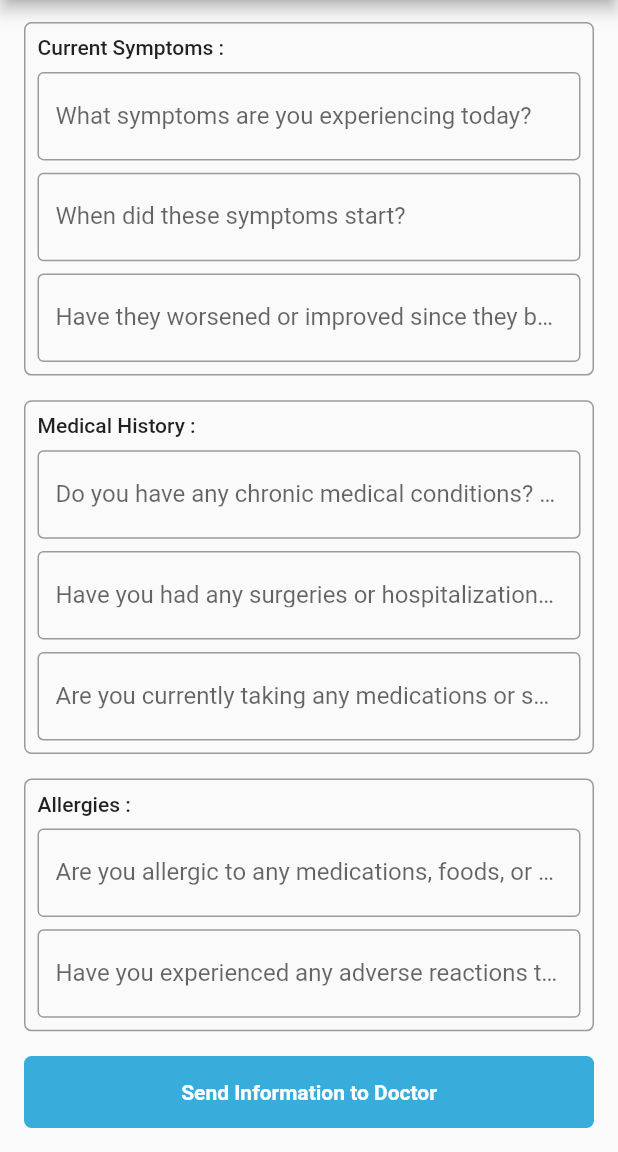
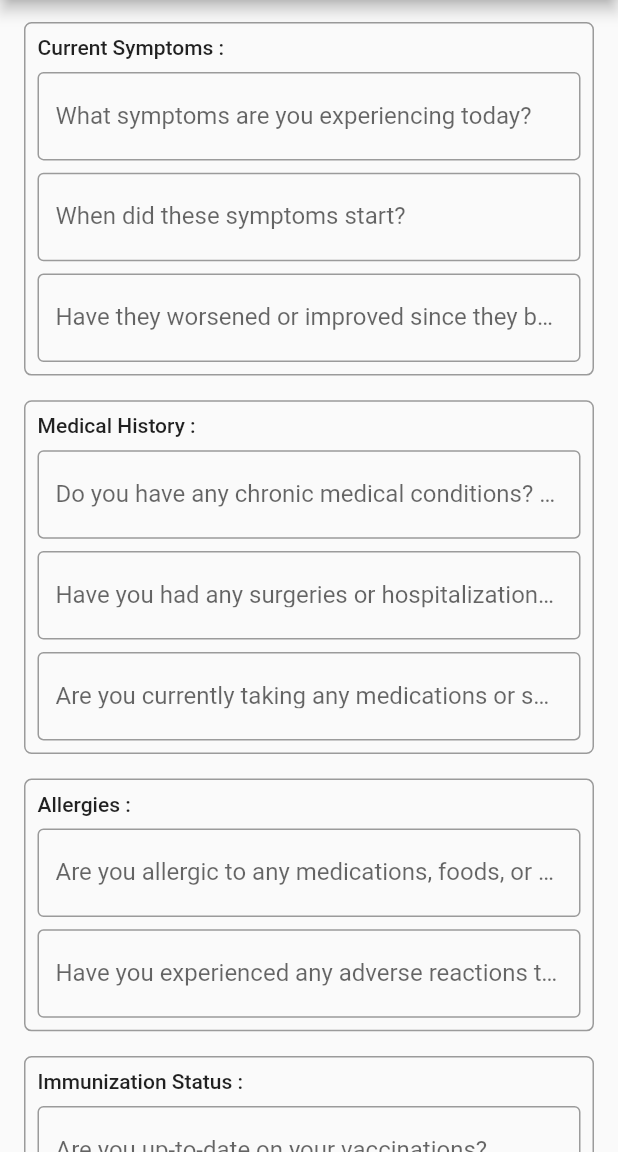
Before and after one commit to Emon526/vaion, a Flutter app: the screen it shows after launch, scrolled down 388 dp, on a phone screen of 412 x 824 dp, the part 84-1236 px from its top. Run offline on Flutter 3.47's test engine with Material 2 defaults, Android fonts, the phone set to English and light mode, and no system bars; our stand-ins replace flutter_native_splash, form_field_validator, syncfusion_flutter_datepicker.

Commit message:
Immunization Status added

```diff
--- a/lib/providers/infoprovider.dart
+++ b/lib/providers/infoprovider.dart
@@ -11,6 +11,8 @@ class InfoProvider extends ChangeNotifier {
   get medicalHistoryFormKey => _medicalHistoryFormKey;
   final _allergiesFormKey = GlobalKey<FormState>();
   get allergiesFormKey => _allergiesFormKey;
+  final _immunizationstatusFormKey = GlobalKey<FormState>();
+  get immunizationstatusFormKey => _immunizationstatusFormKey;
   String _patientName = '';
   get patientName => _patientName;
   set patientName(value) {
@@ -101,4 +103,18 @@ class InfoProvider extends ChangeNotifier {
     _allergiesQ2 = value;
     notifyListeners();
   }
+
+  String _immunizationstatusQ1 = '';
+  get immunizationstatusQ1 => _immunizationstatusQ1;
+  set immunizationstatusQ1(value) {
+    _immunizationstatusQ1 = value;
+    notifyListeners();
+  }
+
+  String _immunizationstatusQ2 = '';
+  get immunizationstatusQ2 => _immunizationstatusQ2;
+  set immunizationstatusQ2(value) {
+    _immunizationstatusQ2 = value;
+    notifyListeners();
+  }
 }
--- a/lib/screens/homescreen.dart
+++ b/lib/screens/homescreen.dart
@@ -8,6 +8,7 @@ import '../providers/infoprovider.dart';
 import '../utils/utils.dart';
 import '../widgets/currentsymptomswidget.dart';
 import '../widgets/cutombutton.dart';
+import '../widgets/immunizationstatuswidget.dart';
 import '../widgets/personalinfowidget.dart';
 import '../widgets/senddoctorwidget.dart';
 
@@ -47,6 +48,8 @@ class HomeScreen extends StatelessWidget {
                   SizedBox(height: size.height * 0.02),
                   const AllergiesWidget(),
                   SizedBox(height: size.height * 0.02),
+                  const ImmunizationStatusWidget(),
+                  SizedBox(height: size.height * 0.02),
                   CustomButton(
                       ontap: () {
                         if (value.patientFormKey.currentState!.validate() &&
--- /dev/null
+++ b/lib/widgets/immunizationstatuswidget.dart
@@ -0,0 +1,55 @@
+import 'package:flutter/material.dart';
+import 'package:form_field_validator/form_field_validator.dart';
+import 'package:provider/provider.dart';
+
+import '../providers/infoprovider.dart';
+import 'custominputwidget.dart';
+import 'infocardwidget.dart';
+
+class ImmunizationStatusWidget extends StatelessWidget {
+  const ImmunizationStatusWidget({super.key});
+
+  @override
+  Widget build(BuildContext context) {
+    final size = MediaQuery.of(context).size;
+    final question1 = TextEditingController();
+    final question2 = TextEditingController();
+
+    return Consumer<InfoProvider>(
+      builder: (BuildContext context, InfoProvider value, Widget? child) =>
+          Form(
+        key: value.immunizationstatusFormKey,
+        child: InfoCardWidget(
+          cardname: 'Immunization Status :',
+          child: Column(
+            children: [
+              InputWidget(
+                textEditingController: question1,
+                labelText: 'Are you up-to-date on your vaccinations?',
+                validator: RequiredValidator(
+                  errorText: 'Answer Required',
+                ),
+                textInputType: TextInputType.text,
+                onChanged: (q1) {
+                  value.immunizationstatusQ1 = q1;
+                },
+              ),
+              SizedBox(height: size.height * 0.01),
+              InputWidget(
+                textEditingController: question2,
+                labelText: 'Have you received any specific vaccines recently?',
+                validator: RequiredValidator(
+                  errorText: 'Answer Required',
+                ),
+                textInputType: TextInputType.text,
+                onChanged: (q2) {
+                  value.immunizationstatusQ2 = q2;
+                },
+              ),
+            ],
+          ),
+        ),
+      ),
+    );
+  }
+}
--- a/lib/widgets/senddoctorwidget.dart
+++ b/lib/widgets/senddoctorwidget.dart
@@ -12,6 +12,35 @@ class SendDoctorWidget extends StatelessWidget {
 
   @override
   Widget build(BuildContext context) {
+    String createPatientInformationText(value) {
+      return '''
+Patient Information:
+Patient name: ${value.patientName}
+Date of Birth: ${value.patientdob}
+Address: ${value.patientaddress}
+Phone Number: ${value.patientphone}
+Email Address: ${value.patientemail}
+
+Current Symptoms:
+What symptoms are you experiencing today? ${value.currentSymptomsQ1}
+When did these symptoms start? ${value.currentSymptomsQ2}
+Have they worsened or improved since they began? ${value.currentSymptomsQ3}
+
+Medical History:
+Do you have any chronic medical conditions? (e.g., diabetes, hypertension) ${value.medicalhistoryQ1}
+Have you had any surgeries or hospitalizations in the past? ${value.medicalhistoryQ2}
+Are you currently taking any medications or supplements? If so, please list them. ${value.medicalhistoryQ3}
+
+Allergies:
+Are you allergic to any medications, foods, or environmental factors? ${value.allergiesQ1}
+Have you experienced any adverse reactions to medications in the past? ${value.allergiesQ2}
+
+Immunization Status:
+Are you up-to-date on your vaccinations? ${value.immunizationstatusQ1}
+Have you received any specific vaccines recently? ${value.immunizationstatusQ2}
+''';
+    }
+
     final doctoremailController = TextEditingController();
     final size = MediaQuery.of(context).size;
     return Consumer<InfoProvider>(
@@ -53,11 +82,9 @@ class SendDoctorWidget extends StatelessWidget {
                         path: doctoremailController.text,
                         query: encodeQueryParameters(<String, String>{
                           'subject': value.patientName,
-                          'body':
-                              'Patient Information : \n\nPatient name : ${value.patientName} \n Date of Birth : ${value.patientdob} \nAddress : ${value.patientaddress} \nPhone Number: ${value.patientphone} \nEmail Address : ${value.patientemail} \n\nCurrent Symptoms :\n\nWhat symptoms are you experiencing today? ${value.currentSymptomsQ1}\nWhen did these symptoms start? ${value.currentSymptomsQ2}\nHave they worsened or improved since they began? ${value.currentSymptomsQ3}\n\nMedical History :\n\nDo you have any chronic medical conditions? (e.g., diabetes, hypertension) ${value.medicalhistoryQ1}\nHave you had any surgeries or hospitalizations in the past? ${value.medicalhistoryQ2}\nAre you currently taking any medications or supplements? If so, please list them. ${value.medicalhistoryQ3}\n\nAllergies :\n\nAre you allergic to any medications, foods, or environmental factors? ${value.allergiesQ1}\nHave you experienced any adverse reactions to medications in the past? ${value.allergiesQ2}',
+                          'body': createPatientInformationText(value),
                         }),
                       );
-                      //     \n\nAllergies :\n\nAre you allergic to any medications, foods, or environmental factors? ${value.allergiesQ1}\nHave you experienced any adverse reactions to medications in the past? ${value.allergiesQ2}\nAre you currently taking any medications or supplements? If so, please list them. ${value.medicalhistoryQ3}
 
                       if (await canLaunchUrl(emailLaunchUri)) {
                         launchUrl(emailLaunchUri);
```
